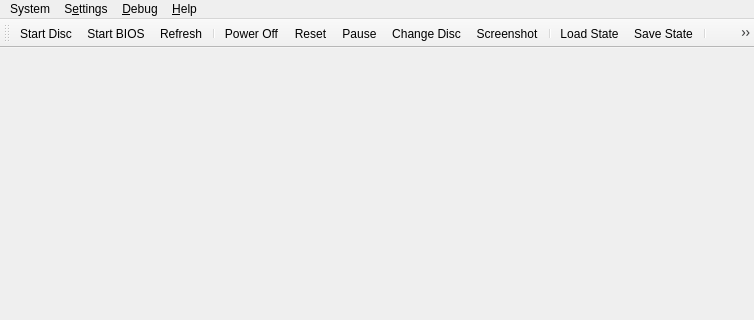
Old version of the form src/duckstation-qt/mainwindow.ui in the repository kofxi3584karlayang/duckstation; both pictures show x 0 to 754 and y 0 to 320 of the 754 by 600 pixel window.
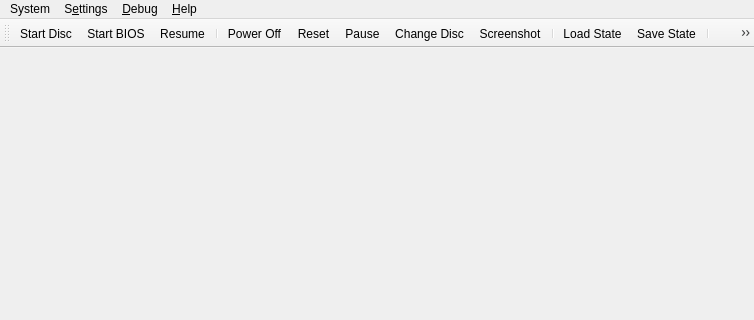
New version of the form. Icons and pictures are not drawn.

Commit message: Qt: Add Resume button

Patch:
```diff
--- a/src/duckstation-qt/mainwindow.ui
+++ b/src/duckstation-qt/mainwindow.ui
@@ -163,7 +163,7 @@
    </attribute>
    <addaction name="actionStartDisc"/>
    <addaction name="actionStartBios"/>
-   <addaction name="actionRefreshGameList"/>
+   <addaction name="actionResumeLastState"/>
    <addaction name="separator"/>
    <addaction name="actionPowerOff"/>
    <addaction name="actionReset"/>
@@ -202,7 +202,7 @@
      <normaloff>:/icons/folder-open.png</normaloff>:/icons/folder-open.png</iconset>
    </property>
    <property name="text">
-    <string>Refresh</string>
+    <string>&amp;Refresh Game List</string>
    </property>
   </action>
   <action name="actionPowerOff">
@@ -506,6 +506,18 @@
     <string>&amp;Memory Card Settings...</string>
    </property>
   </action>
+  <action name="actionResumeLastState">
+   <property name="icon">
+    <iconset resource="resources/icons.qrc">
+     <normaloff>:/icons/media-playback-start.png</normaloff>:/icons/media-playback-start.png</iconset>
+   </property>
+   <property name="text">
+    <string>Resume</string>
+   </property>
+   <property name="toolTip">
+    <string>Resumes the last save state created.</string>
+   </property>
+  </action>
  </widget>
  <resources>
   <include location="resources/icons.qrc"/>
```
Left out of the diff: 2 changed lines with no effect on the pictures. The commit also changes 3 other files.
